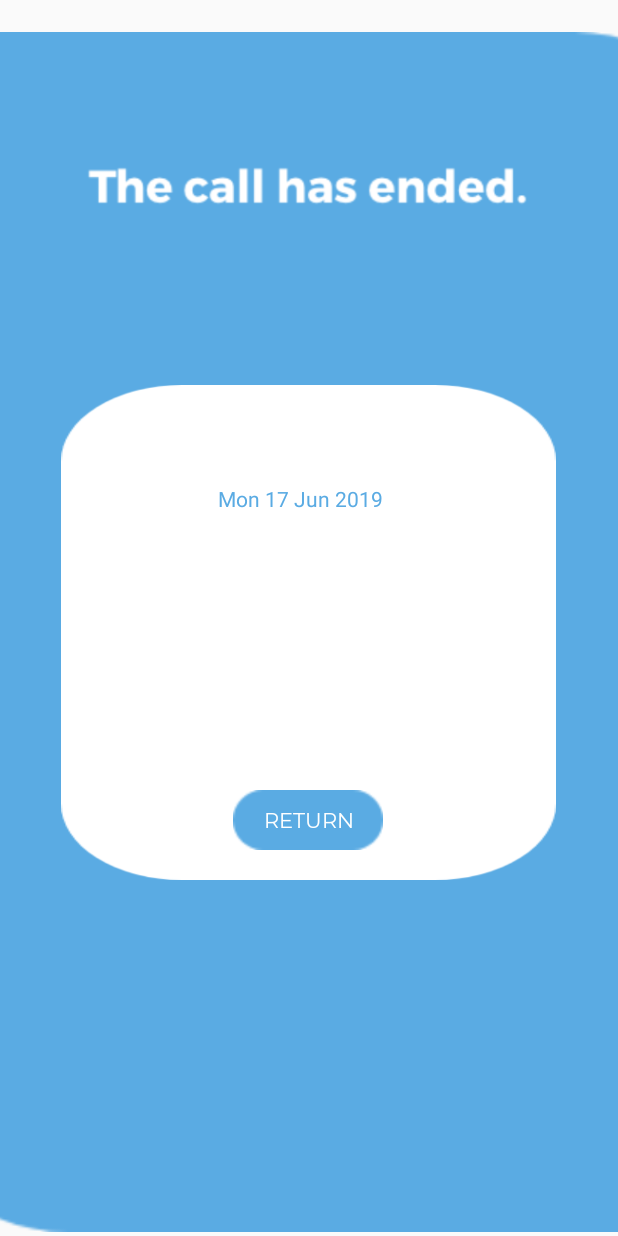
After one commit to ikhsanhabibi/lending-ears, an Android app: the EndingCallingScreenActivity screen opened directly, with no data from a screen before it, on a phone screen of 412 x 824 dp. The commit adds this screen. Run offline under Robolectric (Android 15) with nearby library versions, the phone set to English and light mode, and no system bars.

Commit message:
Add ending call screen

```diff
--- a/app/src/main/AndroidManifest.xml
+++ b/app/src/main/AndroidManifest.xml
@@ -11,13 +11,14 @@
         android:roundIcon="@mipmap/ic_launcher_round"
         android:supportsRtl="true"
         android:theme="@style/AppTheme">
-        <activity android:name=".CategoryFormActivity"></activity>
+        <activity android:name=".EndingCallingScreenActivity"></activity>
+        <activity android:name=".CategoryFormActivity" />
         <activity android:name=".CallingScreenActivity" />
         <activity android:name=".ProfileActivity" />
         <activity android:name=".FindSpeakerActivity" />
         <activity android:name=".FindListenerActivity" />
         <activity android:name=".HomeScreenActivity" />
-        <activity android:name=".ProfileSettingActivity"></activity>
+        <activity android:name=".ProfileSettingActivity" />
         <activity android:name=".HomeActivity" />
         <activity android:name=".LoginActivity" />
         <activity android:name=".SignUpActivity" />
--- /dev/null
+++ b/app/src/main/java/com/example/myapplication/EndingCallingScreenActivity.java
@@ -0,0 +1,35 @@
+package com.example.myapplication;
+
+import android.content.Intent;
+import android.graphics.Typeface;
+import android.support.v7.app.AppCompatActivity;
+import android.os.Bundle;
+import android.view.View;
+import android.widget.Button;
+
+public class EndingCallingScreenActivity extends AppCompatActivity {
+
+    Button btn_return;
+
+    @Override
+    protected void onCreate(Bundle savedInstanceState) {
+        super.onCreate(savedInstanceState);
+        setContentView(R.layout.activity_ending_calling_screen);
+
+        // Change font
+        Typeface typeface = Typeface.createFromAsset(getAssets(), "fonts/Montserrat-Regular.ttf");
+
+        btn_return = findViewById(R.id.btn_return);
+        btn_return.setTypeface(typeface);
+
+        // setOnClickListener
+        btn_return.setOnClickListener(new View.OnClickListener() {
+            @Override
+            public void onClick(View v) {
+                Intent s = new Intent(getApplicationContext(), HomeScreenActivity.class);
+                startActivity(s);
+                finish();
+            }
+        });
+    }
+}
--- a/app/src/main/java/com/example/myapplication/MainActivity.java
+++ b/app/src/main/java/com/example/myapplication/MainActivity.java
@@ -43,7 +43,7 @@ public class MainActivity extends AppCompatActivity {
         signIn.setOnClickListener(new View.OnClickListener() {
             @Override
             public void onClick(View v) {
-                Intent s = new Intent(getApplicationContext(), LoginActivity.class);
+                Intent s = new Intent(getApplicationContext(), EndingCallingScreenActivity.class);
                 startActivity(s);
                 finish();
             }
--- /dev/null
+++ b/app/src/main/res/layout/activity_ending_calling_screen.xml
@@ -0,0 +1,74 @@
+<?xml version="1.0" encoding="utf-8"?>
+<android.support.constraint.ConstraintLayout xmlns:android="http://schemas.android.com/apk/res/android"
+    xmlns:app="http://schemas.android.com/apk/res-auto"
+    xmlns:tools="http://schemas.android.com/tools"
+    android:layout_width="match_parent"
+    android:layout_height="match_parent"
+    tools:context=".EndingCallingScreenActivity">
+
+    <ImageView
+        android:layout_width="500dp"
+        android:layout_height="800dp"
+        android:scaleType="centerCrop"
+        android:src="@drawable/bg_oval_blue"
+        app:layout_constraintBottom_toBottomOf="parent"
+        app:layout_constraintEnd_toEndOf="parent"
+        app:layout_constraintHorizontal_bias="0.422"
+        app:layout_constraintStart_toStartOf="parent"
+        app:layout_constraintTop_toTopOf="parent"
+        app:layout_constraintVertical_bias="0.892"
+        />
+
+    <ImageView
+        android:layout_width="300dp"
+        android:layout_height="100dp"
+        android:scaleType="fitCenter"
+        android:src="@drawable/call_ended"
+        app:layout_constraintBottom_toBottomOf="parent"
+        app:layout_constraintEnd_toEndOf="parent"
+        app:layout_constraintHorizontal_bias="0.495"
+        app:layout_constraintStart_toStartOf="parent"
+        app:layout_constraintTop_toTopOf="parent"
+        app:layout_constraintVertical_bias="0.128" />
+
+    <ImageView
+        android:layout_width="330dp"
+        android:layout_height="330dp"
+        android:scaleType="fitXY"
+        android:src="@drawable/background_white_round"
+        app:layout_constraintBottom_toBottomOf="parent"
+        app:layout_constraintEnd_toEndOf="parent"
+        app:layout_constraintHorizontal_bias="0.493"
+        app:layout_constraintStart_toStartOf="parent"
+        app:layout_constraintTop_toTopOf="parent"
+        app:layout_constraintVertical_bias="0.519" />
+
+
+    <TextView
+        android:layout_width="120dp"
+        android:layout_height="30dp"
+        android:text="Mon 17 Jun 2019"
+        android:textColor="#5AABE3"
+        app:layout_constraintBottom_toBottomOf="parent"
+        app:layout_constraintEnd_toEndOf="parent"
+        app:layout_constraintHorizontal_bias="0.498"
+        app:layout_constraintStart_toStartOf="parent"
+        app:layout_constraintTop_toTopOf="parent"
+        app:layout_constraintVertical_bias="0.406" />
+
+    <Button
+        android:id="@+id/btn_return"
+        android:layout_width="100dp"
+        android:layout_height="40dp"
+        android:background="@drawable/button_small_blue"
+        android:text="RETURN"
+        android:textColor="#FFF"
+        app:layout_constraintBottom_toBottomOf="parent"
+        app:layout_constraintEnd_toEndOf="parent"
+        app:layout_constraintHorizontal_bias="0.498"
+        app:layout_constraintStart_toStartOf="parent"
+        app:layout_constraintTop_toTopOf="parent"
+        app:layout_constraintVertical_bias="0.672" />
+
+
+</android.support.constraint.ConstraintLayout>
```
Also changed, not shown: app/src/main/res/drawable/call_ended.png (added), 1 other file.
